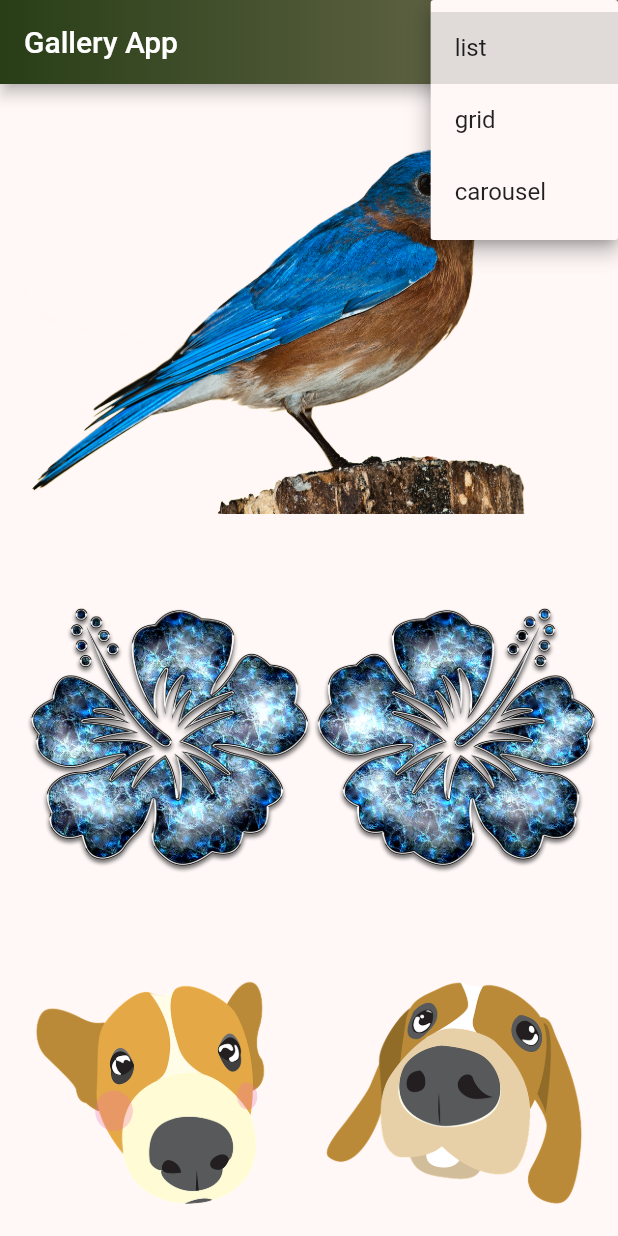
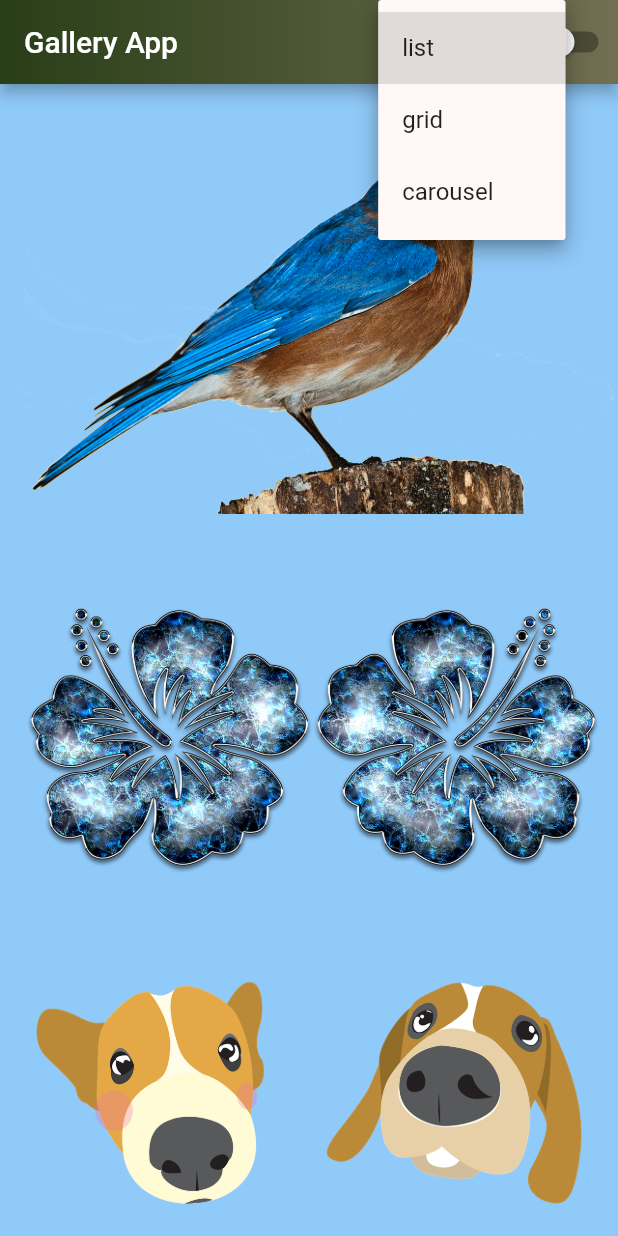
Before and after one commit to rahulagrawal1tw/GalleryApp, a Flutter app: the screen it shows after launch, after a tap on "list", on a phone screen of 412 x 824 dp. Run offline on Flutter 3.47's test engine with Material 2 defaults, Android fonts, the phone set to English and light mode, and no system bars; our stand-ins replace carousel_slider.

Commit message:
Added code to toggle theme using change notifier

```diff
--- a/lib/home_screen.dart
+++ b/lib/home_screen.dart
@@ -1,7 +1,9 @@
 import 'package:flutter/material.dart';
 import 'package:gallery_app/gallery_widget.dart';
 import 'package:gallery_app/native_preference_helper.dart';
+import 'package:gallery_app/theme_provider.dart';
 import 'package:gallery_app/widgets/custom_app_bar.dart';
+import 'package:provider/provider.dart';
 
 enum ViewType { list, carousel, grid }
 
@@ -74,9 +76,15 @@ class _HomeScreen extends State<HomeScreen> {
 
   @override
   Widget build(BuildContext context) {
+    final themeProvider = Provider.of<ThemeProvider>(context);
+    final bodyColor = themeProvider.isDarkMode ? Colors.blue.shade900 : Colors.blue.shade200;
     return Scaffold(
-      appBar: CustomAppBar(saveViewPreference: _saveViewPreference,viewType: _viewType),
-      body: GalleryWidget(viewType: _viewType, imagePaths: imagePaths),
+      appBar: CustomAppBar(
+          saveViewPreference: _saveViewPreference, viewType: _viewType),
+      body: Container(
+        color: bodyColor,
+        child: GalleryWidget(viewType: _viewType, imagePaths: imagePaths),
+      ),
     );
   }
 }
--- a/lib/main.dart
+++ b/lib/main.dart
@@ -1,11 +1,18 @@
 import 'package:flutter/material.dart';
+import 'package:gallery_app/theme_provider.dart';
 import 'color_schemes.dart';
 import 'home_screen.dart';
+import 'package:provider/provider.dart';
 
-void main() => runApp(
-      MaterialApp(
+void main() {
+  runApp(
+    ChangeNotifierProvider(
+      create: (_) => ThemeProvider(),
+      child: MaterialApp(
         theme: ThemeData.from(colorScheme: lightColorScheme),
         darkTheme: ThemeData.from(colorScheme: darkColorScheme),
         home: const HomeScreen(),
       ),
-    );
+    ),
+  );
+}
--- /dev/null
+++ b/lib/theme_provider.dart
@@ -0,0 +1,12 @@
+import 'package:flutter/cupertino.dart';
+
+class ThemeProvider with ChangeNotifier {
+  bool _isDarkMode = false;
+
+  bool get isDarkMode => _isDarkMode;
+
+  void toggleTheme() {
+    _isDarkMode = !_isDarkMode;
+    notifyListeners();
+  }
+}
--- a/lib/widgets/custom_app_bar.dart
+++ b/lib/widgets/custom_app_bar.dart
@@ -1,11 +1,13 @@
 import 'dart:async';
 import 'dart:math';
 import 'package:flutter/material.dart';
+import 'package:gallery_app/theme_provider.dart';
 import 'package:gallery_app/widgets/dropdown_button_widget.dart';
-
+import 'package:provider/provider.dart';
 
 class CustomAppBar extends StatefulWidget implements PreferredSizeWidget {
-  const CustomAppBar({super.key, required this.saveViewPreference, required this.viewType});
+  const CustomAppBar(
+      {super.key, required this.saveViewPreference, required this.viewType});
 
   final void Function(String) saveViewPreference;
   final String viewType;
@@ -66,7 +68,15 @@ class _CustomAppBarState extends State<CustomAppBar> {
       appBar: AppBar(
         title: const Text("Gallery App"),
         actions: <Widget>[
-          DropdownButtonWidget(saveViewPreference: widget.saveViewPreference,viewType: widget.viewType)
+          DropdownButtonWidget(
+              saveViewPreference: widget.saveViewPreference,
+              viewType: widget.viewType),
+          Switch(
+            value: Provider.of<ThemeProvider>(context).isDarkMode,
+            onChanged: (value) {
+              Provider.of<ThemeProvider>(context, listen: false).toggleTheme();
+            },
+          ),
         ],
         flexibleSpace: Container(
           decoration: BoxDecoration(
--- a/pubspec.yaml
+++ b/pubspec.yaml
@@ -11,6 +11,7 @@ dependencies:
   carousel_slider: ^4.0.0
   cupertino_icons: ^1.0.2
   shared_preferences: ^2.2.2
+  provider: ^5.0.0
 
 dev_dependencies:
   flutter_test:
```
Also changed, not shown: pubspec.lock.
